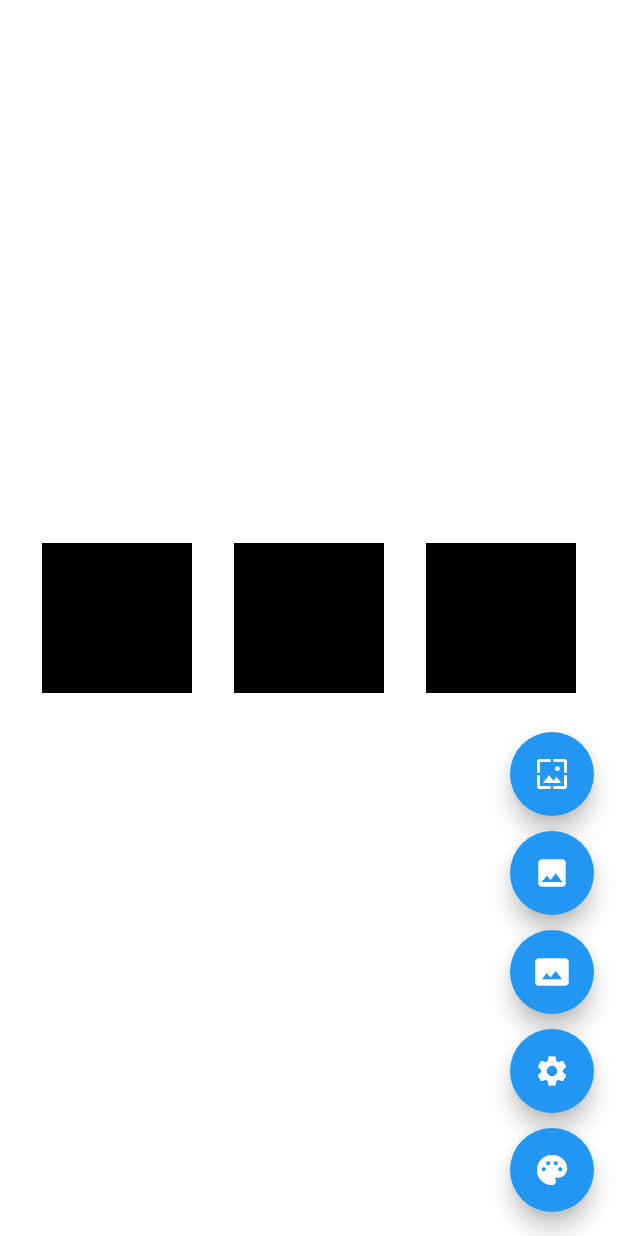
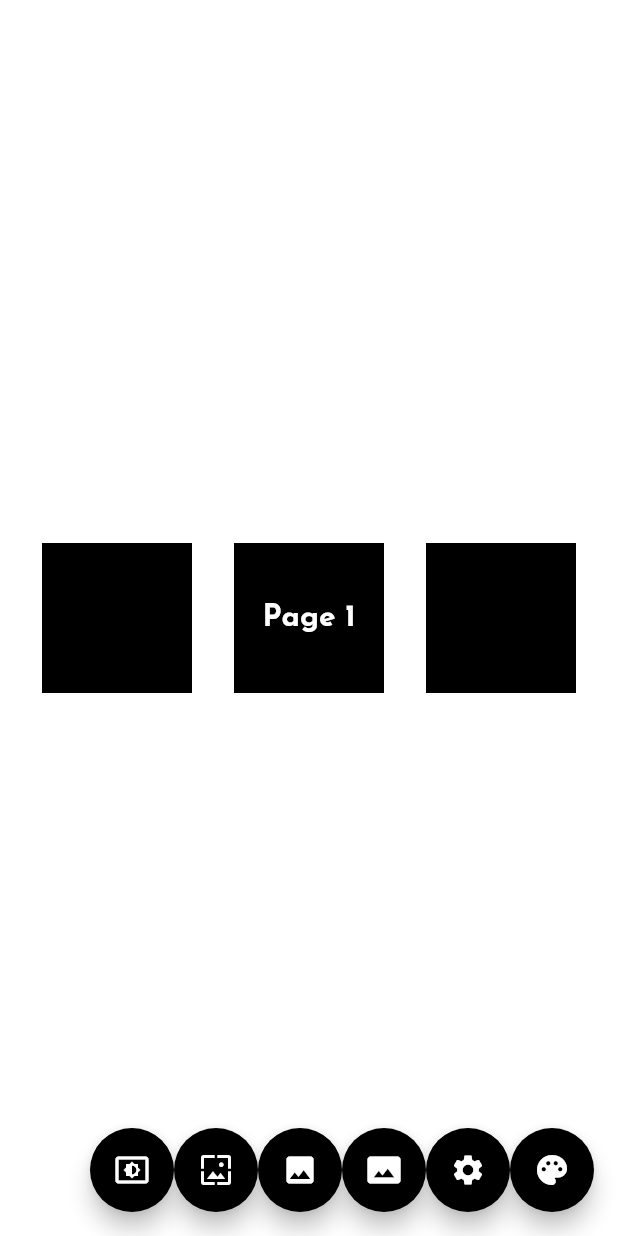
Before and after one commit to phanirithvij/launcher_utils, a Flutter app: the screen it shows after launch, on a phone screen of 412 x 824 dp. Run offline on Flutter 3.47's test engine with Material 2 defaults, Android fonts, the phone set to English and light mode, and no system bars; our stand-ins replace permission_handler.

Commit message:
some amoled dark theme stuff

```diff
--- a/example/lib/main.dart
+++ b/example/lib/main.dart
@@ -4,6 +4,7 @@
 import 'dart:developer' as developer;
 
 import 'package:launcher_utils/launcher_utils.dart';
+import 'package:launcher_utils_example/utils.dart';
 import 'package:permission_handler/permission_handler.dart';
 
 void main() {
@@ -39,6 +40,7 @@
   @override
   Widget build(BuildContext context) {
     return MaterialApp(
+      theme: buildAmoledTheme(),
       home: Scaffold(
         backgroundColor: Colors.transparent,
         body: HomePage(launcherApi: launcherApi),
@@ -106,9 +108,14 @@
 
   @override
   Widget build(BuildContext context) {
-    return Column(
+    return Row(
       mainAxisAlignment: MainAxisAlignment.end,
       children: <Widget>[
+        FloatingActionButton(
+          onPressed: () => launcherApi.openLiveWallpaperSettings(),
+          child: Icon(Icons.settings_brightness),
+        ),
+        SizedBox(height: 10),
         FloatingActionButton(
           onPressed: () => LauncherUtils.getWallpaper(),
           child: Icon(Icons.wallpaper),
@@ -120,10 +127,10 @@
         ),
         SizedBox(height: 10),
         FloatingActionButton(
-          // onPressed: () => LauncherUtils.setWallpaper(useChooser: true),
-          onPressed: () {
-            LauncherUtils.setWallpaper(image: AssetImage("assets/test.jpg"));
-          },
+          onPressed: () => LauncherUtils.setWallpaper(useChooser: true),
+          // onPressed: () {
+          //   LauncherUtils.setWallpaper(image: AssetImage("assets/test.jpg"));
+          // },
           child: Icon(Icons.photo_size_select_actual),
         ),
         SizedBox(height: 10),
--- /dev/null
+++ b/example/lib/utils.dart
@@ -0,0 +1,39 @@
+import 'package:flutter/material.dart';
+
+ThemeData buildAmoledTheme() {
+  // reference : https://github.com/bimsina/wallpaper/blob/master/lib/bloc/utils.dart#L34
+  final ThemeData base = ThemeData.dark();
+  return base.copyWith(
+    // Floating action theme is me just testing it
+    floatingActionButtonTheme: FloatingActionButtonThemeData(
+      backgroundColor: Colors.black,
+      // Color.lerp(
+      //   Colors.green.shade500,
+      //   Colors.blue.shade500,
+      //   .5,
+      // ),
+      foregroundColor: Colors.white,
+    ),
+    primaryColor: Colors.black,
+    accentColor: Colors.white,
+    canvasColor: Colors.transparent,
+    primaryIconTheme: IconThemeData(color: Colors.black),
+    textTheme: TextTheme(
+      headline: TextStyle(
+          fontFamily: 'Sans',
+          fontWeight: FontWeight.bold,
+          color: Colors.white,
+          fontSize: 24),
+      body1: TextStyle(
+          fontFamily: 'Sans',
+          fontWeight: FontWeight.bold,
+          color: Colors.white,
+          fontSize: 24),
+      body2: TextStyle(
+          fontFamily: 'Sans',
+          fontWeight: FontWeight.bold,
+          color: Colors.white,
+          fontSize: 18),
+    ),
+  );
+}
```
Also changed, not shown: example/pubspec.yaml (+8 -14 lines), lib/launcher_utils.dart (+26 -5 lines), example/assets/fonts/JosefinSans-Bold.ttf (added), example/assets/fonts/JosefinSans-BoldItalic.ttf (added), example/assets/fonts/JosefinSans-Italic.ttf (added), example/assets/fonts/JosefinSans-Regular.ttf (added), 1 other file.
